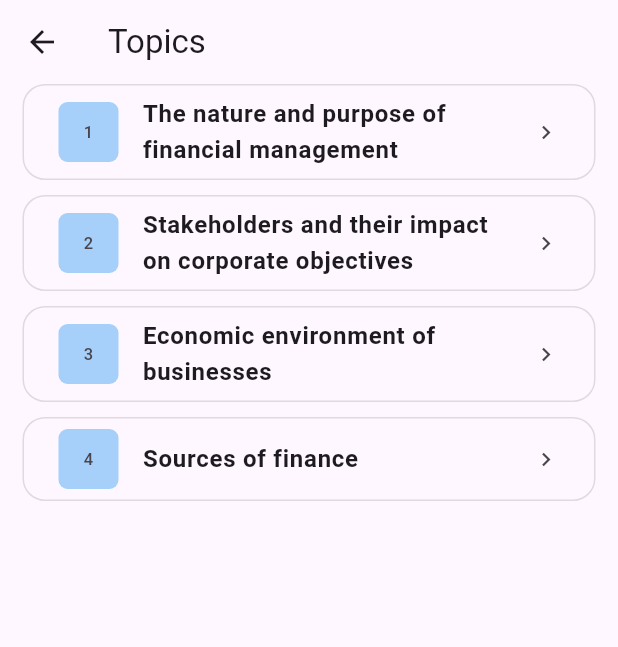
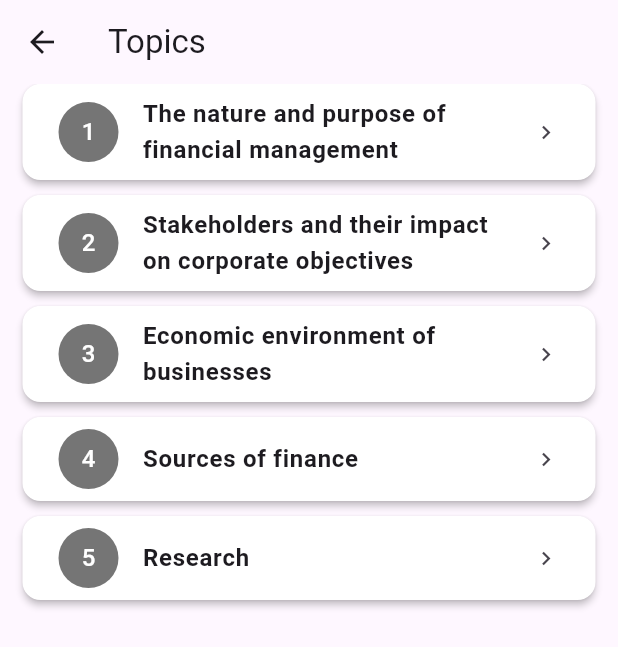
Before and after one commit to amazingsammed/accounting_app, a Flutter app: the screen it shows once a user with an empty profile is signed in, after a tap on "Financial Accounting", on a phone screen of 412 x 824 dp. Shown: the top 647 px of the screen. Run offline on Flutter 3.47's test engine with Material 3 defaults, Android fonts, the phone set to English and light mode, and no system bars; our stand-ins replace cached_network_image, cloud_firestore, dartz, equatable, firebase_auth, firebase_core and 6 more; accounts and stored records are empty; generated files the repository leaves out were written again.

Commit message:
last stage on desktop

```diff
--- a/lib/features/auth/controller/auth_controller.dart
+++ b/lib/features/auth/controller/auth_controller.dart
@@ -24,7 +24,7 @@ class AuthController extends GetxController{
       loading.value = false;
       showErrorSnackbar(message: failure.message);
     }, (exists) {
-      showSuccessSnackbar(message: "Login Successful");
+     // showSuccessSnackbar(message: "Login Successful");
       loading.value = false;
     });
   }
--- a/lib/features/auth/presentation/screens/auth_screen.dart
+++ b/lib/features/auth/presentation/screens/auth_screen.dart
@@ -8,6 +8,8 @@ import 'package:flutter/material.dart';
 import 'package:get/get.dart';
 import 'package:get/get_state_manager/src/simple/get_view.dart';
 import 'package:ionicons/ionicons.dart';
+
+import '../../../../shared/utils/spacers.dart';
 
 class AuthScreen extends StatelessWidget {
   const AuthScreen({super.key});
@@ -38,8 +40,27 @@ class LoginPage extends GetView<AuthController> {
   @override
   Widget build(BuildContext context) {
     return  Scaffold(
-      body: Column(
+      backgroundColor: Colors.white,
+      extendBodyBehindAppBar: true,
+      body: Container(
+        height: MediaQuery.of(context).size.height,
+        padding: EdgeInsets.symmetric(horizontal: 20),
+        child: Column(
           children: [
+            SizedBox(
+              height: 40,
+            ),
+            ListTile(
+              title: Text('Accounting',
+                  style: TextStyle(
+                      color: Color(0xfff0f1f41),
+                      fontSize: 35,
+                      fontWeight: FontWeight.bold)),
+              subtitle: Text(
+                'Learn accounting with ease at your own pace',
+                style: TextStyle(color: Color(0xfff0f1f41), fontSize: 20),
+              ),
+            ),
             Spacer(),
             Padding(
               padding: const EdgeInsets.only(bottom: 12),
@@ -52,7 +73,11 @@ class LoginPage extends GetView<AuthController> {
                   ),
                   onPressed: controller.signInWithGoogle,
                   label: Text('Continue With Google'.tr),
-                icon:  Icon(Ionicons.logo_google),
+                  icon:   Image.asset(
+                  "asset/images/google.png",
+                  height: 40,
+                  width: 40,
+                ),
                 ).withLoading(
                   loading: controller.loading,
                   text: 'signing_in'.tr,
@@ -60,8 +85,10 @@ class LoginPage extends GetView<AuthController> {
                 ),
               ),
             ),
-
+            kSizedbox30,
+            kSizedbox30,
           ],
+        ),
       ),
     );
   }
--- a/lib/features/home/domain/entites/topic_model.dart
+++ b/lib/features/home/domain/entites/topic_model.dart
@@ -148,11 +148,11 @@ Triple bottom line reporting is seen to be the ideal form of measurement, assess
 In this chapter we will look at the range of short and long-term sources of finance available to businesses and discuss the criteria which may be used by companies to choose from between each source of finance. Firms need fends to provide as working capital, invest in non-current assets and for all financial needs of the organisation. The main source of fends available to firms is their retained earnings, but that is unlikely to be sufficient to finance all their financial need.
 ## 	Criteria for choosing between sources of finance
 A firm must consider the following factors in their selection between the various sources of finance.
-a)	**Availability and Accessibility** - Not all sources of finance are available to all firms. Only listed companies will be able to make a public issue of bonds on a stock exchange. Smaller companies may have to obtain debt financing from their bank.
-b)	**Cost: issue and interest** - issue cost is associated with the arrangements for loan application or issuing new shares. Fixed rate finance may be more expensive but the business runs the risk of adverse upward rate movements if it chooses floating rate finance.
-c) **Security and covenants** - source of finance may be determined by what assets the business is willing or able to offer as collateral and covenants that the lenders wish to impose, These covenants restrict the borrower’s right to take certain actions until the debt has been repaid in fell.
-d)	**Gearing levels** - Using mainly debt sources of finance is cheaper in terms of tax reliefs on interest payments but high gearing is risky and can create financial distress.
-c) **Tax position** - investment in fixed assets will attract capital allowances. Depending on the current tax position of the firm and the treatment of those allowances, the company may find itself in a non-tax paying position.
+1.	**Availability and Accessibility** - Not all sources of finance are available to all firms. Only listed companies will be able to make a public issue of bonds on a stock exchange. Smaller companies may have to obtain debt financing from their bank.
+2.	**Cost: issue and interest** - issue cost is associated with the arrangements for loan application or issuing new shares. Fixed rate finance may be more expensive but the business runs the risk of adverse upward rate movements if it chooses floating rate finance.
+3. **Security and covenants** - source of finance may be determined by what assets the business is willing or able to offer as collateral and covenants that the lenders wish to impose, These covenants restrict the borrower’s right to take certain actions until the debt has been repaid in fell.
+4.	**Gearing levels** - Using mainly debt sources of finance is cheaper in terms of tax reliefs on interest payments but high gearing is risky and can create financial distress.
+5. **Tax position** - investment in fixed assets will attract capital allowances. Depending on the current tax position of the firm and the treatment of those allowances, the company may find itself in a non-tax paying position.
 ## **⦁	Short-term sources of finance**
 Short-term finance is usually needed by companies to run their day-to- day operations including payment of salaries, wages to employees, financing debtors and purchase of inventory. A range of short-term sources of finance are available to businesses. Some of these sources include:
 ### Trade credit
@@ -165,7 +165,7 @@ A term loan is for a fixed amount for an agreed time and on specified terms. It
 A business may lease an asset rather than buying it outright. Operating tease commit the lessee to only a short-term contract or one that can be terminated on short notice. These are certainly not expected to last for the entire useful life of the asset. Operating lease is where the lesson retains most of the risks art rewards of ownership and is responsible for servicing and maintaining the leased asset. The lessee has possession and use of the asset upon payment of specified rentals over a period. The rentals paid on an operating lease are tax deductible and attracts tax reliefs.
 ### ⦁	Long-term sources of finance
 These sources may be categorised as equity and debt and are used usually to finance long-term investments. The term equity relates to ordinary shares only - Equity finance therefore, is the investment in a company by the ordinary shareholders, represented by the issued ordinary share capital plus reserves. There are other types of share capital relating to various types of preference shares but these are not considered part of equity, as their characteristics bear more resemblance to debt finance.
-A) **Equity sources**
+- **Equity sources**
 The main sources of equity finance are through the sale of ordinary shares to investors through a rights issue or new external share issues (placing, offers for sale, public issue, etc) and internally generated funds. Internally generated fund for corporate entities is mainly the retained earnings. Equity holders share in the rising prosperity of the business. These investors, as owners of the firm, have the right to exercise control over the company by voting at annual general meetings to determine such crucial matters as the composition of the board of directors, approve or disapprove of major strategic and policy issues such as the type of activities that the firm might engage in, or the decision to merge with another firm. There is no agreement between ordinary shareholders and the company that the investor will receive back the original capital invested. What the ordinary shareholder receives depends on how well the company is managed. Also, ordinary shareholders are the last in the queue to have their claims met when the income of the year are being distributed. Again, when a firm fold up, employees, tax authorities, trade creditors and lenders all come before ordinary shareholders. From the	company’s point of view there are two significant advantages of raising finance by selling shares.
 1.	Usually there is no obligation to pay dividend and so when losses are made the company does not have the problem of finding money for a dividend.
 2.	The capital obtained from ordinary shareholders does not have to be repaid and thus do not have a redemption date.
@@ -192,5 +192,106 @@ Put at its simplest, debt has to be repaid. The usual method of debt repayment i
 ### Straight bonds
 They are traded on the stock market in much same way as shares, and are usually denominated in blocks of 0100 nominal value, may be secured or unsecured and may be redeemable or irredeemable. Irredeemable debt is not payable at any specified time in the future but instead, interest is payable in perpetuity. If the debt is redeemable then, the principal will be repayable at a future date.
 
-  """, bookid: 'FM300')
+  """, bookid: 'FM300'),
+  Topic(title: 'Research', content: """
+  # Research
+
+A **thesis/ dissertation** is a document that presented
+to graduate/undergraduate from a University.
+
+it also describes the research problem and its
+importance, and gives a detailed account of the
+methods that will be used and why they are
+appropriate.
+
+- **Research** is defined as A systematized effort to
+gain new knowledge.
+
+### Why conduct research?
+Research help us in making predictions
+To discover answers to questions through the application of scientific procedures
+To find out the truth which is hidden and which has not been discovered yet
+
+### Types of researches include
+1. Descriptive and analytical research
+2. Applied research and fundamental research
+3. Quantitative research and qualitative research
+4. Other types of research
+
+### Types of researches explained
+- **Descriptive** - It involves an attempt to identify, determine or describe something
+- **Analytical research** - involves the use of facts and information already available for the researcher and analyzing it to make critical information of material.
+
+- **Applied research** is a research that discovers a solution for some pressing practical problem, facing a society, business organization or country
+
+- **Basic research** is also known as pure or fundamental research.
+ It is undertaken for the sake of knowledge without any intention to apply it in practice
+
+- **One-time research** is a research confined to a single time-period
+
+- **Longitudinal research** is carried on over several time periods
+
+- **Exploratory research** involves Development of hypothesis rather than their testing
+
+- **Formulized research** are those with substantial structure and Specific HYPOTHESIS to be tested
+
+## Approaches of Research
+
+- Quantitative approach
+- Qualitative approach
+
+## Approaches of Research explained
+- **Quantitative approach of research** involves the generation of data in quantitative form which can be subjected to rigorous quantitative analysis in a formal and rigid fashion.
+
+- **Qualitative approach** is concerned with subjective assessment of attitudes, opinions and behaviour. Research in such a situation is a function of researchers’ insights and impression.
+
+1. A mixture of methods may be used.
+2. Researchers may seek to increase reliability and validity by using both quantitative and qualitative approaches. This is called **triangulation!**
+
+
+### Similarities
+- Both do researches.
+- Both methods use observations as their tools.
+- Both use sampling procedures.
+- Both use interview guide in their research instruments.
+
+### Differences
+- **Information dealt** - quantitative research involve numerical whereas qualitative are the opposite.
+- **Methods of analysis** - qualitative researches use descriptive analysis through words whilst quantitative researches use statistical analysis
+
+- **Research methods** are all methods or techniques that are used for conducting a research.
+
+- **Methods** refers to the techniques researcher use to collect and analyze data. It is the specific techniques, tools or procedures applied to achieve a given objective.
+
+Research methods can be put into the following three
+groups:-
+1. Methods concerning with the **collection of data**.
+These methods will be used where the data already available are not sufficient to arrive at the required solution.
+2. Methods of statistical techniques used for **establishing relationship between the data and the unknowns**.
+3. Methods used to evaluate the accuracy of the results obtained.
+
+ - Note: The last two groups are generally taken as “ **analytical tools of research**”
+
+## Methodology
+**Methodology** refers to the study of the general approach to inquiry in a given field.It can also be said as a science of studying how research is done scientifically.
+
+- **Research problem** refers to some difficulty which a researcher experiences in the context of either a theoretical or practical situation and wants to obtain a solution for the same.
+
+Research problem exists if the following conditions are met.
+- Some difficulty problem facing by an individual or group
+- Need to attain objectives
+- Availability of alternative means for obtaining the objectives one wishes to attain
+- Some doubt in the mind of a researcher with regard to the selection of alternatives
+
+## Sources of a research problem
+- People
+- Problem
+- Program
+
+## Research objectives
+- General objectives – statement that tells the overall aim of undertaking a given topic.
+- Specific objectives – provides sub-ways of attaining the above mentioned general objectives.
+
+
+  """, bookid: "Research")
 ];
--- a/lib/features/home/presentation/screens/pageviewer.dart
+++ b/lib/features/home/presentation/screens/pageviewer.dart
@@ -41,9 +41,9 @@ class _PageViewerState extends State<PageViewer> {
           data: widget.topic.content,
           styleSheet: MarkdownStyleSheet.fromTheme(Get.theme).copyWith(
             p: TextStyle(fontSize: 18*_scale),
-            h1: TextStyle(fontSize: 30*_scale),
-            h2: TextStyle(fontSize: 26*_scale),
-              h3: TextStyle(fontSize: 24*_scale)
+            h1: TextStyle(fontSize: 30*_scale,fontWeight: FontWeight.bold),
+            h2: TextStyle(fontSize: 26*_scale,fontWeight: FontWeight.bold),
+              h3: TextStyle(fontSize: 24*_scale,fontWeight: FontWeight.bold)
           ),
 
         ),
--- a/lib/features/home/presentation/screens/topiclist.dart
+++ b/lib/features/home/presentation/screens/topiclist.dart
@@ -52,15 +52,9 @@ class TopicTile extends StatelessWidget {
       onPressed: onTap,
       child: ListTile(
         contentPadding: EdgeInsets.zero,
-        leading: Container(
-          height: 40,
-          width: 40,
-          alignment: Alignment.center,
-          padding: EdgeInsets.all(10),
-          decoration: BoxDecoration(
-              borderRadius: BorderRadius.circular(6),
-              color: bgColor.withOpacity(0.4)),
-          child: Text(index.toString()),
+        leading: CircleAvatar(
+          backgroundColor: Colors.black54,
+          child:  Text(index.toString(),style: TextStyle(color: Colors.white),),
         ),
         title: Text(
           title,
--- a/lib/main.dart
+++ b/lib/main.dart
@@ -15,6 +15,7 @@ void main() async {
   runApp(const MyApp());
 }
 
+
 class MyApp extends StatelessWidget {
   const MyApp({super.key});
 
@@ -24,34 +25,31 @@ class MyApp extends StatelessWidget {
     return GetMaterialApp(
       title: 'Flutter Demo',
       theme: ThemeData(
+        // elevatedButtonTheme: ElevatedButtonThemeData(
+        //   style: ButtonStyle(
+        //       elevation: WidgetStatePropertyAll(0),
+        //       backgroundColor: WidgetStatePropertyAll(Colors.transparent),
+        //       side: WidgetStatePropertyAll<BorderSide>(BorderSide(color: Colors.black12)),
+        //       shape: WidgetStatePropertyAll<OutlinedBorder>(
+        //           RoundedRectangleBorder(
+        //               borderRadius: BorderRadius.circular(15)))),
+        // ),
         elevatedButtonTheme: ElevatedButtonThemeData(
-          style: ButtonStyle(
-              elevation: WidgetStatePropertyAll(0),
-              backgroundColor: WidgetStatePropertyAll(Colors.transparent),
-              side: WidgetStatePropertyAll<BorderSide>(BorderSide(color: Colors.black12)),
-              shape: WidgetStatePropertyAll<OutlinedBorder>(
-                  RoundedRectangleBorder(
-                      borderRadius: BorderRadius.circular(15)))),
+            style: ButtonStyle(
+              foregroundColor: WidgetStateProperty.all(Colors.white),
+              backgroundColor: WidgetStateProperty.all(Colors.white),
+              elevation: WidgetStateProperty.all(2),
+              shape: WidgetStateProperty.all(
+                RoundedRectangleBorder(
+                  borderRadius: BorderRadius.circular(12),
+                ),
+              ),
+            )
         ),
-        // This is the theme of your application.
-        //
-        // TRY THIS: Try running your application with "flutter run". You'll see
-        // the application has a purple toolbar. Then, without quitting the app,
-        // try changing the seedColor in the colorScheme below to Colors.green
-        // and then invoke "hot reload" (save your changes or press the "hot
-        // reload" button in a Flutter-supported IDE, or press "r" if you used
-        // the command line to start the app).
-        //
-        // Notice that the counter didn't reset back to zero; the application
-        // state is not lost during the reload. To reset the state, use hot
-        // restart instead.
-        //
-        // This works for code too, not just values: Most code changes can be
-        // tested with just a hot reload.
         colorScheme: ColorScheme.fromSeed(seedColor: Colors.deepPurple),
         useMaterial3: true,
       ),
-      home: AuthScreen(),
+      home: const AuthScreen(),
     );
   }
 }
--- a/lib/master.dart
+++ b/lib/master.dart
@@ -22,7 +22,7 @@ class _MasterState extends State<Master> {
   changeIndex(int index){
     setState(() {
       currentindex = index;
-      pageController.animateToPage(index, duration: Duration(microseconds: 300), curve: Curves.ease);
+      pageController.animateToPage(index, duration: const Duration(microseconds: 300), curve: Curves.ease);
     });
   }
 
@@ -37,7 +37,6 @@ class _MasterState extends State<Master> {
 
     return Scaffold(
       body: PageView(
-
           controller: pageController,
           onPageChanged: changeIndex,
           children: screens
@@ -56,8 +55,8 @@ class _MasterState extends State<Master> {
             ),
              BottomNavigationBarItem(
              // activeIcon: Icon(Icons.inventory_2_sharp),
-              icon: Icon(Icons.quiz_outlined),
-              label: 'Quiz',
+              icon: Icon(Icons.library_books),
+              label: 'Library',
             ),
             BottomNavigationBarItem(
             //  activeIcon: Icon(Icons.leaderboard_rounded),
--- a/lib/shared/extensions/buttons.dart
+++ b/lib/shared/extensions/buttons.dart
@@ -15,6 +15,15 @@ extension LoadingElevatedButtonExtension on ElevatedButton {
     if (icon != null) {
       return Obx(() => loadState.value
           ? ElevatedButton.icon(
+        style: ButtonStyle(
+          foregroundColor: WidgetStateProperty.all(Colors.white),
+          backgroundColor: WidgetStateProperty.all(Colors.black),
+          shape: WidgetStateProperty.all(
+            RoundedRectangleBorder(
+              borderRadius: BorderRadius.circular(15),
+            ),
+          ),
+        ),
               onPressed: null,
               label: Text(text ?? ''),
               icon: const Spinner(
```
Also changed, not shown: pubspec.yaml (+6 -4 lines), asset/images/google.png (added), pubspec.lock. Lines whose indentation alone changed are shown as unchanged.
